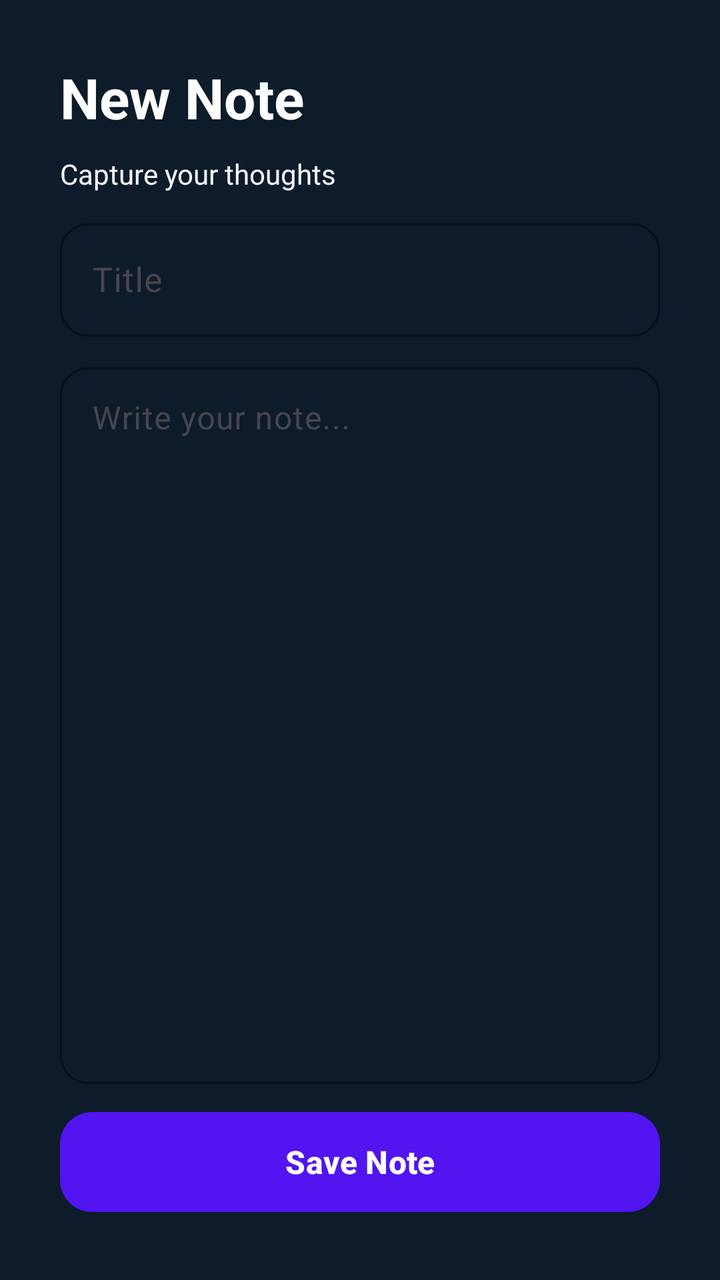
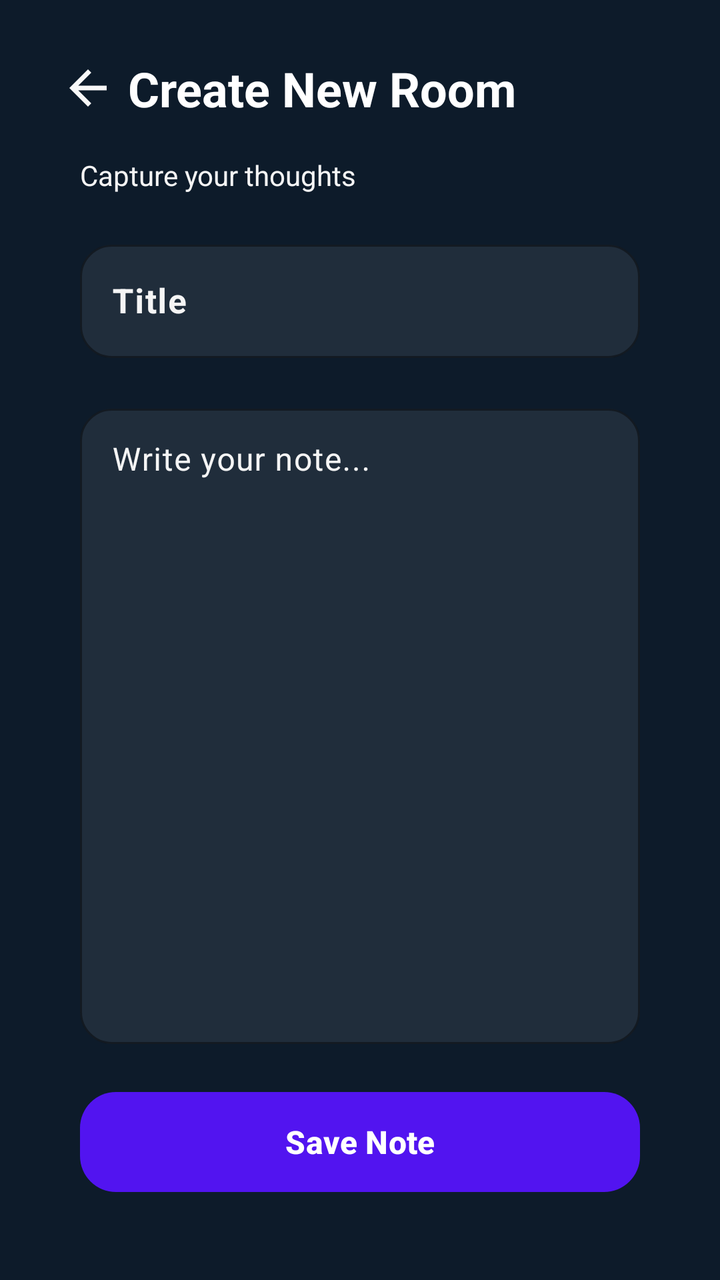

Before-and-after screenshots of an Android layout around one commit, followed by the original layout XML and the change that was made.
<!-- AndroidManifest.xml: application theme Theme.Notes -->
<!-- res/layout/activity_new_room.xml -->
<?xml version="1.0" encoding="utf-8"?>
<androidx.constraintlayout.widget.ConstraintLayout
    xmlns:android="http://schemas.android.com/apk/res/android"
    xmlns:app="http://schemas.android.com/apk/res-auto"
    xmlns:tools="http://schemas.android.com/tools"
    android:id="@+id/main"
    android:layout_width="match_parent"
    android:layout_height="match_parent"
    android:background="@color/dark_blue"
    android:padding="20dp"
    tools:context=".NewRoom">

    <TextView
        android:id="@+id/screenTitle"
        android:layout_width="wrap_content"
        android:layout_height="wrap_content"
        android:text="New Note"
        android:layout_margin="10dp"
        android:textColor="@color/white"
        android:textSize="28sp"
        android:textStyle="bold"
        app:layout_constraintTop_toTopOf="parent"
        app:layout_constraintStart_toStartOf="parent" />

    <TextView
        android:id="@+id/screenSubtitle"
        android:layout_margin="10dp"
        android:layout_width="wrap_content"
        android:layout_height="wrap_content"
        android:layout_marginTop="6dp"
        android:text="Capture your thoughts"
        android:textColor="@color/gray_light"
        android:textSize="14sp"
        app:layout_constraintTop_toBottomOf="@id/screenTitle"
        app:layout_constraintStart_toStartOf="parent" />

    <com.google.android.material.textfield.TextInputLayout
        android:layout_margin="10dp"
        android:id="@+id/titleLayout"
        android:layout_width="0dp"
        android:layout_height="wrap_content"
        android:layout_marginTop="28dp"
        android:hint="Title"
        app:boxBackgroundMode="outline"
        app:boxCornerRadiusTopStart="14dp"
        app:boxCornerRadiusTopEnd="14dp"
        app:boxCornerRadiusBottomStart="14dp"
        app:boxCornerRadiusBottomEnd="14dp"
        app:boxStrokeColor="@color/purple_500"
        app:hintTextColor="@color/gray_light"
        app:layout_constraintTop_toBottomOf="@id/screenSubtitle"
        app:layout_constraintStart_toStartOf="parent"
        app:layout_constraintEnd_toEndOf="parent">

        <com.google.android.material.textfield.TextInputEditText
            android:id="@+id/noteTitle"
            android:layout_width="match_parent"
            android:layout_height="wrap_content"
            android:inputType="textCapSentences"
            android:maxLines="1"
            android:textColor="@color/white"
            android:textColorHint="@color/gray_light"
            android:textSize="17sp" />

    </com.google.android.material.textfield.TextInputLayout>

    <com.google.android.material.textfield.TextInputLayout
        android:layout_margin="10dp"
        android:id="@+id/contentLayout"
        android:layout_width="0dp"
        android:layout_height="0dp"
        android:layout_marginTop="16dp"
        android:hint="Write your note..."
        app:boxBackgroundMode="outline"
        app:boxCornerRadiusTopStart="14dp"
        app:boxCornerRadiusTopEnd="14dp"
        app:boxCornerRadiusBottomStart="14dp"
        app:boxCornerRadiusBottomEnd="14dp"
        app:boxStrokeColor="@color/purple_500"
        app:hintTextColor="@color/gray_light"
        app:layout_constraintTop_toBottomOf="@id/titleLayout"
        app:layout_constraintBottom_toTopOf="@id/btnSave"
        app:layout_constraintStart_toStartOf="parent"
        app:layout_constraintEnd_toEndOf="parent">

        <com.google.android.material.textfield.TextInputEditText
            android:id="@+id/noteContent"
            android:layout_width="match_parent"
            android:layout_height="match_parent"
            android:gravity="top"
            android:inputType="textMultiLine|textCapSentences"
            android:padding="16dp"
            android:textColor="@color/white"
            android:textColorHint="@color/gray_light"
            android:textSize="16sp" />

    </com.google.android.material.textfield.TextInputLayout>

    <com.google.android.material.button.MaterialButton
        android:layout_margin="10dp"
        android:id="@+id/btnSave"
        android:layout_width="0dp"
        android:layout_height="58dp"
        android:layout_marginTop="18dp"
        android:text="Save Note"
        android:textColor="@android:color/white"
        android:textSize="16sp"
        android:textStyle="bold"
        app:backgroundTint="@color/purple_500"
        app:cornerRadius="16dp"
        app:layout_constraintBottom_toBottomOf="parent"
        app:layout_constraintStart_toStartOf="parent"
        app:layout_constraintEnd_toEndOf="parent" />

</androidx.constraintlayout.widget.ConstraintLayout>
<!-- resources referenced by this layout -->
<resources>
  <color name="dark_blue">#0D1B2A</color>
  <color name="gray_light">#FFF5F5F5</color>
  <color name="purple_500">#5214F0</color>
  <color name="white">#FFFFFFFF</color>
  <style name="Theme.Notes" parent="Base.Theme.Notes" />
  <style name="Base.Theme.Notes" parent="Theme.Material3.DayNight.NoActionBar">
          
          
      </style>
</resources>

<!-- the commit's change to res/layout/activity_new_room.xml (unified diff, before → after) -->
@@ -7,47 +7,74 @@
     android:layout_width="match_parent"
     android:layout_height="match_parent"
     android:background="@color/dark_blue"
+    android:paddingBottom="20dp"
+    android:paddingLeft="20dp"
+    android:paddingRight="20dp"
+    android:paddingTop="20dp"
     android:padding="20dp"
     tools:context=".NewRoom">
 
-    <TextView
-        android:id="@+id/screenTitle"
-        android:layout_width="wrap_content"
-        android:layout_height="wrap_content"
-        android:text="New Note"
+    <ImageView
+        android:id="@+id/btnBack"
+        android:layout_width="28dp"
+        android:layout_height="28dp"
         android:layout_margin="10dp"
-        android:textColor="@color/white"
-        android:textSize="28sp"
-        android:textStyle="bold"
+        android:background="@drawable/baseline_arrow_back_24"
+        android:contentDescription="Back"
+        android:padding="10dp"
         app:layout_constraintTop_toTopOf="parent"
         app:layout_constraintStart_toStartOf="parent" />
 
     <TextView
+        android:id="@+id/screenTitle"
+        android:layout_width="0dp"
+        android:layout_height="wrap_content"
+        android:layout_marginStart="6dp"
+        android:layout_marginEnd="10dp"
+        android:text="Create New Room"
+        android:textColor="@color/white"
+        android:textSize="24sp"
+        android:textStyle="bold"
+        android:maxLines="1"
+        android:ellipsize="end"
+        app:layout_constraintTop_toTopOf="@id/btnBack"
+        app:layout_constraintBottom_toBottomOf="@id/btnBack"
+        app:layout_constraintStart_toEndOf="@id/btnBack"
+        app:layout_constraintEnd_toEndOf="parent" />
+
+    <TextView
         android:id="@+id/screenSubtitle"
-        android:layout_margin="10dp"
         android:layout_width="wrap_content"
         android:layout_height="wrap_content"
-        android:layout_marginTop="6dp"
+        android:layout_marginStart="10dp"
+        android:layout_margin="20dp"
+        android:layout_marginTop="18dp"
         android:text="Capture your thoughts"
         android:textColor="@color/gray_light"
         android:textSize="14sp"
-        app:layout_constraintTop_toBottomOf="@id/screenTitle"
+        app:layout_constraintTop_toBottomOf="@id/btnBack"
         app:layout_constraintStart_toStartOf="parent" />
 
     <com.google.android.material.textfield.TextInputLayout
-        android:layout_margin="10dp"
         android:id="@+id/titleLayout"
         android:layout_width="0dp"
+        android:layout_margin="20dp"
         android:layout_height="wrap_content"
-        android:layout_marginTop="28dp"
+        android:layout_marginStart="10dp"
+        android:layout_marginEnd="10dp"
+        android:layout_marginTop="20dp"
         android:hint="Title"
+        android:textColorHint="@color/gray_light"
         app:boxBackgroundMode="outline"
-        app:boxCornerRadiusTopStart="14dp"
-        app:boxCornerRadiusTopEnd="14dp"
-        app:boxCornerRadiusBottomStart="14dp"
-        app:boxCornerRadiusBottomEnd="14dp"
+        app:boxBackgroundColor="#14FFFFFF"
+        app:boxCornerRadiusTopStart="16dp"
+        app:boxCornerRadiusTopEnd="16dp"
+        app:boxCornerRadiusBottomStart="16dp"
+        app:boxCornerRadiusBottomEnd="16dp"
         app:boxStrokeColor="@color/purple_500"
-        app:hintTextColor="@color/gray_light"
+        app:boxStrokeWidth="1dp"
+        app:boxStrokeWidthFocused="2dp"
+        app:hintTextColor="@color/purple_500"
         app:layout_constraintTop_toBottomOf="@id/screenSubtitle"
         app:layout_constraintStart_toStartOf="parent"
         app:layout_constraintEnd_toEndOf="parent">
@@ -60,24 +87,32 @@
             android:maxLines="1"
             android:textColor="@color/white"
             android:textColorHint="@color/gray_light"
-            android:textSize="17sp" />
+            android:textSize="17sp"
+            android:textStyle="bold" />
 
     </com.google.android.material.textfield.TextInputLayout>
 
     <com.google.android.material.textfield.TextInputLayout
-        android:layout_margin="10dp"
         android:id="@+id/contentLayout"
         android:layout_width="0dp"
         android:layout_height="0dp"
+        android:layout_marginStart="10dp"
+        android:layout_marginEnd="10dp"
+        android:layout_margin="20dp"
         android:layout_marginTop="16dp"
+        android:layout_marginBottom="16dp"
         android:hint="Write your note..."
+        android:textColorHint="@color/gray_light"
         app:boxBackgroundMode="outline"
-        app:boxCornerRadiusTopStart="14dp"
-        app:boxCornerRadiusTopEnd="14dp"
-        app:boxCornerRadiusBottomStart="14dp"
-        app:boxCornerRadiusBottomEnd="14dp"
+        app:boxBackgroundColor="#14FFFFFF"
+        app:boxCornerRadiusTopStart="16dp"
+        app:boxCornerRadiusTopEnd="16dp"
+        app:boxCornerRadiusBottomStart="16dp"
+        app:boxCornerRadiusBottomEnd="16dp"
         app:boxStrokeColor="@color/purple_500"
-        app:hintTextColor="@color/gray_light"
+        app:boxStrokeWidth="1dp"
+        app:boxStrokeWidthFocused="2dp"
+        app:hintTextColor="@color/purple_500"
         app:layout_constraintTop_toBottomOf="@id/titleLayout"
         app:layout_constraintBottom_toTopOf="@id/btnSave"
         app:layout_constraintStart_toStartOf="parent"
@@ -97,17 +132,20 @@
     </com.google.android.material.textfield.TextInputLayout>
 
     <com.google.android.material.button.MaterialButton
-        android:layout_margin="10dp"
         android:id="@+id/btnSave"
         android:layout_width="0dp"
         android:layout_height="58dp"
-        android:layout_marginTop="18dp"
+        android:layout_marginStart="10dp"
+        android:layout_marginEnd="10dp"
+        android:layout_marginBottom="10dp"
+        android:layout_margin="20dp"
         android:text="Save Note"
         android:textColor="@android:color/white"
         android:textSize="16sp"
         android:textStyle="bold"
+        android:elevation="6dp"
         app:backgroundTint="@color/purple_500"
-        app:cornerRadius="16dp"
+        app:cornerRadius="18dp"
         app:layout_constraintBottom_toBottomOf="parent"
         app:layout_constraintStart_toStartOf="parent"
         app:layout_constraintEnd_toEndOf="parent" />
<!-- resource entries referenced after the edit -->
@@ -4,6 +4,12 @@
   <color name="gray_light">#FFF5F5F5</color>
   <color name="purple_500">#5214F0</color>
   <color name="white">#FFFFFFFF</color>
+  <!-- drawable baseline_arrow_back_24 (drawable) -->
+  <vector xmlns:android="http://schemas.android.com/apk/res/android" android:autoMirrored="true" android:height="24dp" android:tint="#F8F8F8" android:viewportHeight="24" android:viewportWidth="24" android:width="24dp">
+        
+      <path android:fillColor="@android:color/white" android:pathData="M20,11H7.83l5.59,-5.59L12,4l-8,8 8,8 1.41,-1.41L7.83,13H20v-2z"/>
+      
+  </vector>
   <style name="Theme.Notes" parent="Base.Theme.Notes" />
   <style name="Base.Theme.Notes" parent="Theme.Material3.DayNight.NoActionBar">
           
